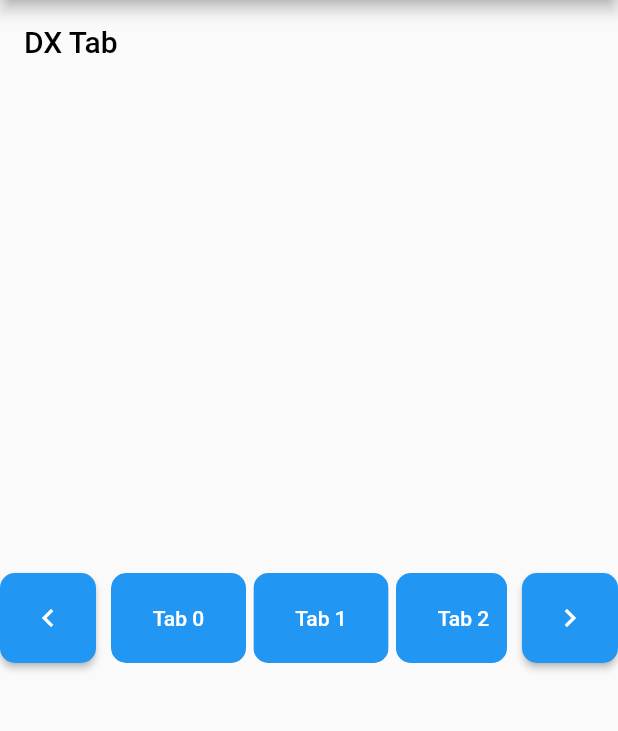
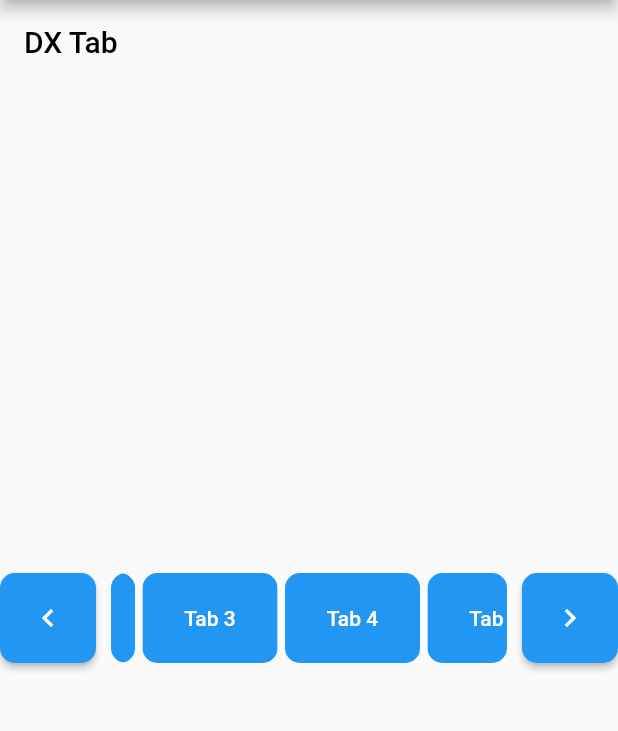
Before and after one commit to DalangLy/pos_platform_widgets, a Flutter app: the DXTabPage screen opened by its route, after a tap on the "chevron right" icon, on a phone screen of 412 x 824 dp, the part 84-815 px from its top. Run offline on Flutter 3.47's test engine with Material 2 defaults, Android fonts, the phone set to English and light mode, and no system bars; our stand-ins replace auto_route.

Commit message:
fixed bugs

```diff
--- a/lib/screens/dx_table_page.dart
+++ b/lib/screens/dx_table_page.dart
@@ -18,13 +18,13 @@ class DXTablePage extends StatelessWidget {
       body: SafeArea(
         child: Center(
           child: Container(
-            width: 200,
-            height: 200,
+            width: 300,
+            height: 300,
             decoration: BoxDecoration(
               border: Border.all(),
             ),
             child: const DXTable(
-              child: Text('1'),
+              child: Text('7', style: TextStyle(fontSize: 90),),
             ),
           ),
         ),
--- a/lib/widgets/dxtab.widget.dart
+++ b/lib/widgets/dxtab.widget.dart
@@ -1,13 +1,27 @@
 import 'package:flutter/material.dart';
 
 
-class DXTab<T> extends StatelessWidget {
+class DXTab<T> extends StatefulWidget {
   final List<T> items;
   final Widget Function(BuildContext context, T item,) builder;
   final Widget? next;
   final Widget? prev;
   const DXTab({Key? key, required this.items, required this.builder, this.next, this.prev,}) : super(key: key);
 
+  @override
+  State<DXTab<T>> createState() => _DXTabState<T>();
+}
+
+class _DXTabState<T> extends State<DXTab<T>> {
+  late ScrollController _controller;
+
+  @override
+  void initState() {
+    super.initState();
+
+    _controller = ScrollController();
+  }
+  double _scrolledViewport = 0;
   @override
   Widget build(BuildContext context) {
     return ConstrainedBox(
@@ -19,8 +33,17 @@ class DXTab<T> extends StatelessWidget {
         children: [
           SizedBox(
             height: double.infinity,
-            child: prev ?? ElevatedButton(
-              onPressed: (){},
+            child: widget.prev ?? ElevatedButton(
+              onPressed: (){
+                if(_controller.position.pixels > _controller.position.minScrollExtent){
+                  _scrolledViewport -= _controller.position.extentInside;
+                  _controller.animateTo(
+                    _scrolledViewport,
+                    curve: Curves.linear,
+                    duration: const Duration(milliseconds: 500),
+                  );
+                }
+              },
               style: ButtonStyle(
                 shape: MaterialStateProperty.all<RoundedRectangleBorder>(
                   RoundedRectangleBorder(
@@ -36,10 +59,11 @@ class DXTab<T> extends StatelessWidget {
             child: ClipRRect(
               borderRadius: BorderRadius.circular(10.0,),
               child: ListView.separated(
+                controller:  _controller,
                 separatorBuilder: (context, index) {
                   return const SizedBox(width: 5.0,);
                 },
-                itemCount: items.length,
+                itemCount: widget.items.length,
                 scrollDirection: Axis.horizontal,
                 itemBuilder: (context, index) {
                   return ClipRRect(
@@ -47,7 +71,7 @@ class DXTab<T> extends StatelessWidget {
                     child: SizedBox(
                       width: 90,
                       height: double.infinity,
-                      child: builder(context, items[index]),
+                      child: widget.builder(context, widget.items[index]),
                     ),
                   );
                 },
@@ -57,8 +81,17 @@ class DXTab<T> extends StatelessWidget {
           const SizedBox(width: 10.0,),
           SizedBox(
             height: double.infinity,
-            child: next ?? ElevatedButton(
-              onPressed: (){},
+            child: widget.next ?? ElevatedButton(
+              onPressed: (){
+                if(_controller.position.pixels < _controller.position.maxScrollExtent){
+                  _scrolledViewport += _controller.position.extentInside;
+                  _controller.animateTo(
+                    _scrolledViewport,
+                    curve: Curves.linear,
+                    duration: const Duration(milliseconds: 500),
+                  );
+                }
+              },
               style: ButtonStyle(
                 shape: MaterialStateProperty.all<RoundedRectangleBorder>(
                   RoundedRectangleBorder(
--- a/lib/widgets/dxtable.widget.dart
+++ b/lib/widgets/dxtable.widget.dart
@@ -43,7 +43,7 @@ class _TablePaint extends StatelessWidget {
                   color: Colors.grey,
                 ),
                 alignment: Alignment.center,
-                child: ClipRect(
+                child: ClipOval(
                   child: child,
                 ),
               ),
@@ -60,7 +60,7 @@ class _MyPainter extends CustomPainter{
   void paint(Canvas canvas, Size size) {
     const Color color = Colors.green;
     final Paint chairPaint = Paint();
-    chairPaint.strokeWidth = 10.0;
+    chairPaint.strokeWidth = size.width * (1/20);
     chairPaint.strokeCap = StrokeCap.round;
     chairPaint.color = color;
     canvas.drawLine(Offset(size.width * (3/10), size.height * (1/10)), Offset(size.width * (7/10), size.height * (1/10),), chairPaint,);//top chair
```
